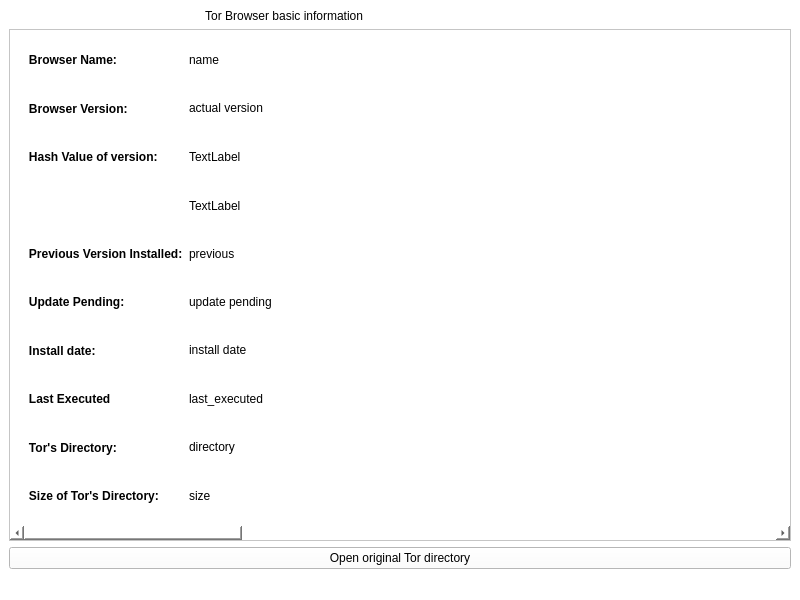
Old version of the form frontend/infoWindow.ui in the repository Herenot/Tor-Forensic-Manager-TFM-.
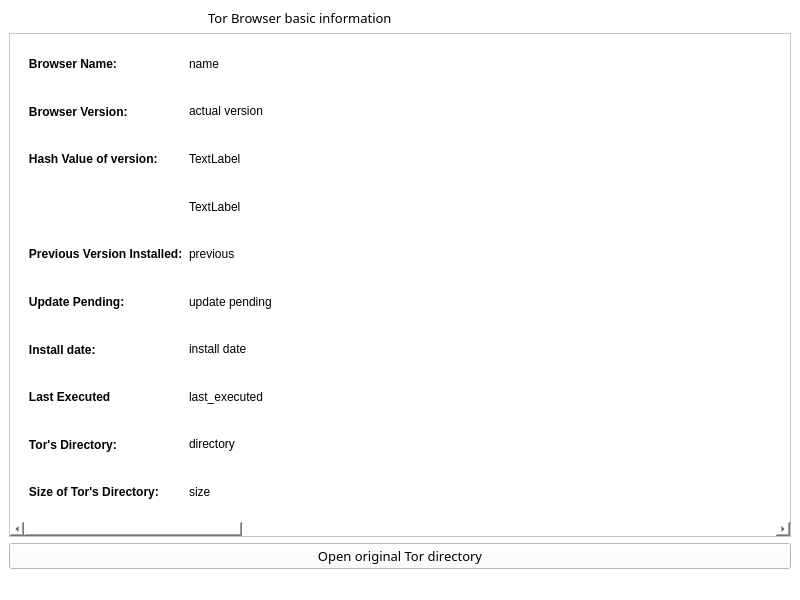
New version of the form. Icons and pictures are not drawn.

Commit message: Lógica ventana nodes info

```diff
--- a/frontend/infoWindow.ui
+++ b/frontend/infoWindow.ui
@@ -24,8 +24,10 @@
   </property>
   <property name="font">
    <font>
-    <weight>75</weight>
-    <bold>true</bold>
+    <family>Ubuntu Mono</family>
+    <pointsize>10</pointsize>
+    <weight>50</weight>
+    <bold>false</bold>
    </font>
   </property>
   <property name="windowTitle">
@@ -42,6 +44,12 @@
    <layout class="QVBoxLayout" name="verticalLayout">
     <item>
      <widget class="QLabel" name="label_2">
+      <property name="font">
+       <font>
+        <family>Ubuntu Mono</family>
+        <pointsize>10</pointsize>
+       </font>
+      </property>
       <property name="text">
        <string>                                                           Tor Browser basic information</string>
       </property>
@@ -58,7 +66,7 @@
          <x>0</x>
          <y>0</y>
          <width>2784</width>
-         <height>464</height>
+         <height>472</height>
         </rect>
        </property>
        <layout class="QVBoxLayout" name="verticalLayout_2">
@@ -341,6 +349,12 @@
     </item>
     <item>
      <widget class="QPushButton" name="open_directory_button">
+      <property name="font">
+       <font>
+        <family>Ubuntu Mono</family>
+        <pointsize>10</pointsize>
+       </font>
+      </property>
       <property name="text">
        <string>Open original Tor directory</string>
       </property>
```
The commit also changes 5 other files.
